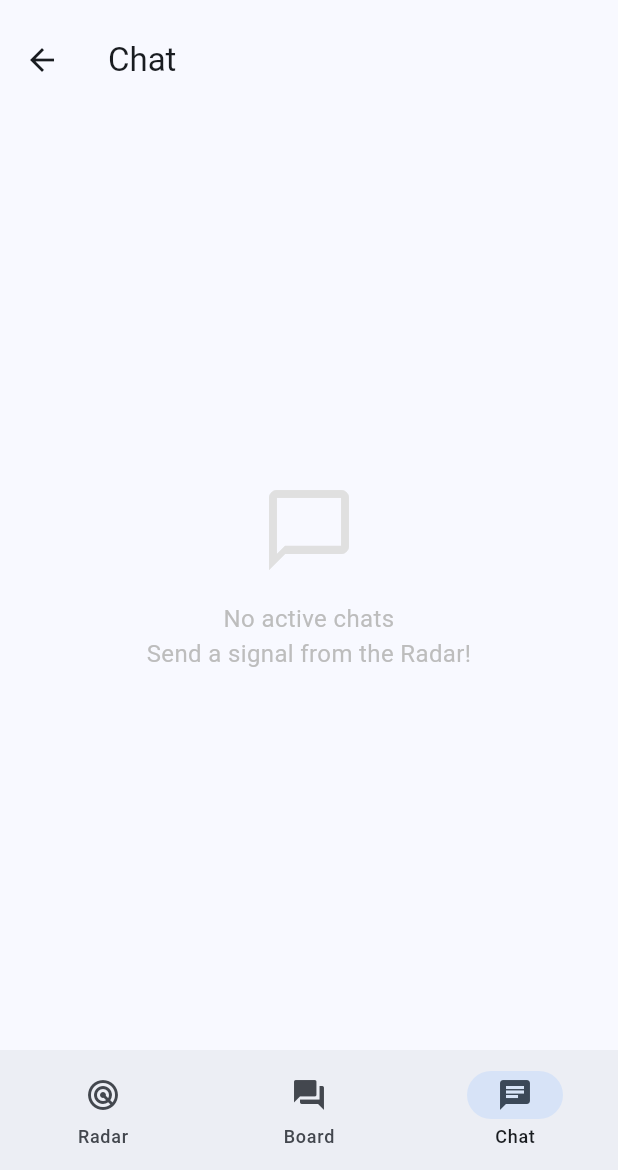
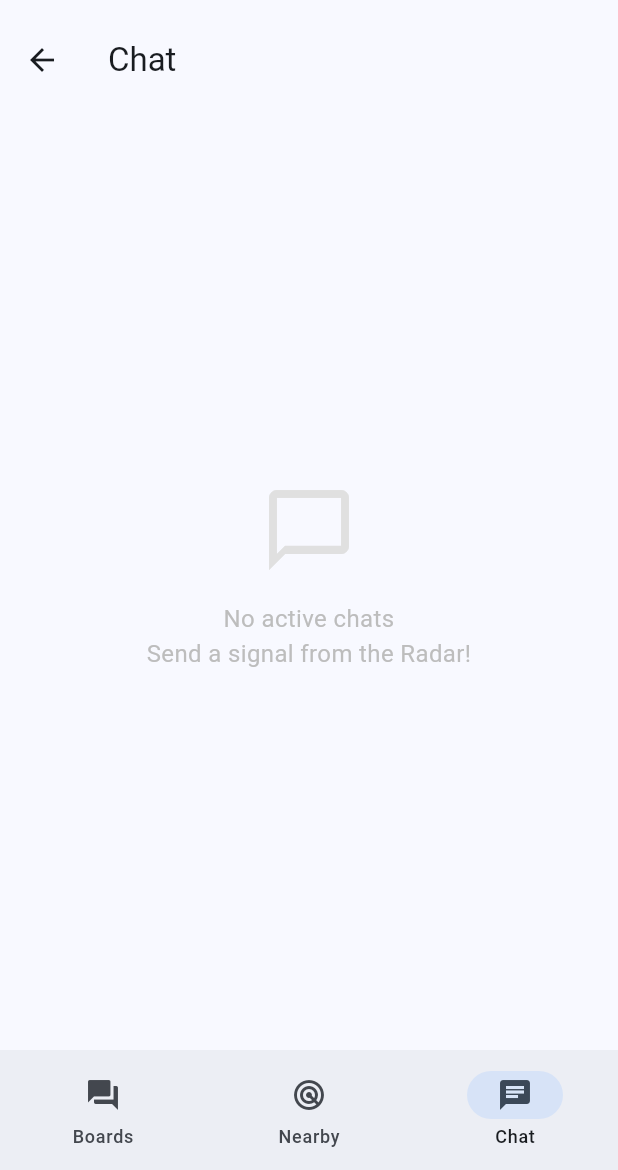
Before and after one commit to Vale717171/findpaesano, a Flutter app: the MainScreen screen opened by its route, item 3 of the bottom bar chosen, on a phone screen of 412 x 824 dp, the part 66-1236 px from its top. Run offline on Flutter 3.47's test engine with Material 3 defaults, Android fonts, the phone set to English and light mode, and no system bars; our stand-ins replace cloud_firestore, country_picker, firebase_auth, firebase_core, firebase_crashlytics, flutter_map and 6 more; accounts and stored records are empty; generated files the repository leaves out were written again.

Commit message:
Refocus app around city boards
This commit implements the pivot described in the requirements:
- Set Board as the first tab in `lib/main.dart` and implemented lazy loading for `RadarScreen` so GPS isn't requested unnecessarily.
- Moved `AdBanner` to `RadarScreen` from the home screen layout.
- Rewrote the empty state in `BoardScreen` to show relevant prompts according to the board category rather than fake posts.
- Modified the onboarding wording to emphasize "Explore a city" and "Use Nearby later" without requesting GPS at that step.
- Rewrote `README.md` to reflect the new direction focusing on city boards.
- Updated `pubspec.yaml` description and incremented the version.

Co-authored-by: Vale717171 <122979011+Vale717171@users.noreply.github.com>

```diff
--- a/lib/main.dart
+++ b/lib/main.dart
@@ -12,7 +12,6 @@ import 'settings_screen.dart';
 import 'board_screen.dart';
 import 'radar_screen.dart';
 import 'chat_screen.dart';
-import 'ad_banner.dart';
 
 void main() async {
   WidgetsFlutterBinding.ensureInitialized();
@@ -122,18 +121,17 @@ class MainScreen extends StatefulWidget {
 
 class _MainScreenState extends State<MainScreen> {
   int _selectedIndex = 0;
+  Widget? _radarScreen;
 
-  // IndexedStack mantiene tutti gli schermi in memoria:
-  // - lo stato non si perde quando cambi tab
-  // - RadarScreen non ri-richiede il GPS ogni volta
-  final List<Widget> _screens = [
-    const RadarScreen(),
-    const BoardScreen(),
-    const ChatScreen(),
-  ];
+  // 0 = Board, 1 = Nearby (Radar), 2 = Chat
+  // Initialize RadarScreen lazily to avoid requesting GPS at startup.
 
   @override
   Widget build(BuildContext context) {
+    if (_selectedIndex == 1 && _radarScreen == null) {
+      _radarScreen = const RadarScreen();
+    }
+
     return Scaffold(
       appBar: AppBar(
         title: Row(
@@ -158,12 +156,15 @@ class _MainScreenState extends State<MainScreen> {
       ),
       body: IndexedStack(
         index: _selectedIndex,
-        children: _screens,
+        children: [
+          const BoardScreen(),
+          _radarScreen ?? const SizedBox.shrink(),
+          const ChatScreen(),
+        ],
       ),
       bottomNavigationBar: Column(
         mainAxisSize: MainAxisSize.min,
         children: [
-          const AdBanner(),
           // Badge: conta i segnali in arrivo e lo mostra sull'icona Chat
           StreamBuilder<QuerySnapshot>(
             stream: FirebaseAuth.instance.currentUser != null
@@ -185,12 +186,12 @@ class _MainScreenState extends State<MainScreen> {
                 },
                 destinations: [
                   const NavigationDestination(
-                    icon: Icon(Icons.radar),
-                    label: 'Radar',
+                    icon: Icon(Icons.forum),
+                    label: 'Boards',
                   ),
                   const NavigationDestination(
-                    icon: Icon(Icons.forum),
-                    label: 'Board',
+                    icon: Icon(Icons.radar),
+                    label: 'Nearby',
                   ),
                   NavigationDestination(
                     icon: pendingCount > 0
--- a/lib/radar_screen.dart
+++ b/lib/radar_screen.dart
@@ -9,6 +9,7 @@ import 'package:flutter_map/flutter_map.dart';
 import 'package:latlong2/latlong.dart';
 import 'package:firebase_auth/firebase_auth.dart';
 import 'package:cloud_firestore/cloud_firestore.dart';
+import 'ad_banner.dart';
 
 enum FilterMode { compatriots, all }
 
@@ -534,7 +535,7 @@ class _RadarScreenState extends State<RadarScreen> {
 
     return Scaffold(
       appBar: AppBar(
-        title: const Text('Radar'),
+        title: const Text('Nearby'),
         actions: [
           PopupMenuButton<double>(
             icon: const Icon(Icons.tune),
@@ -549,7 +550,11 @@ class _RadarScreenState extends State<RadarScreen> {
           ),
         ],
       ),
-      body: StreamBuilder<QuerySnapshot>(
+      body: Column(
+        children: [
+          const AdBanner(),
+          Expanded(
+            child: StreamBuilder<QuerySnapshot>(
         stream: FirebaseFirestore.instance
             .collection('users')
             .where('location', isNotEqualTo: null)
@@ -905,6 +910,9 @@ class _RadarScreenState extends State<RadarScreen> {
           );
         },
       ),
+          ),
+        ],
+      ),
 
       // FAB: torna alla propria posizione (cancella anche la ricerca)
       floatingActionButton: FloatingActionButton(
--- a/pubspec.yaml
+++ b/pubspec.yaml
@@ -1,7 +1,7 @@
 name: flagpost
-description: "Find compatriots nearby, share local tips and info."
+description: "City-based local boards for travelers, expats, and compatriots."
 publish_to: 'none'
-version: 1.0.0+2
+version: 1.0.0+3
 
 environment:
   sdk: ^3.11.3
```
Also changed, not shown: lib/board_screen.dart (+71 -10 lines), lib/onboarding_screen.dart (+46 -46 lines), 1 other file.
